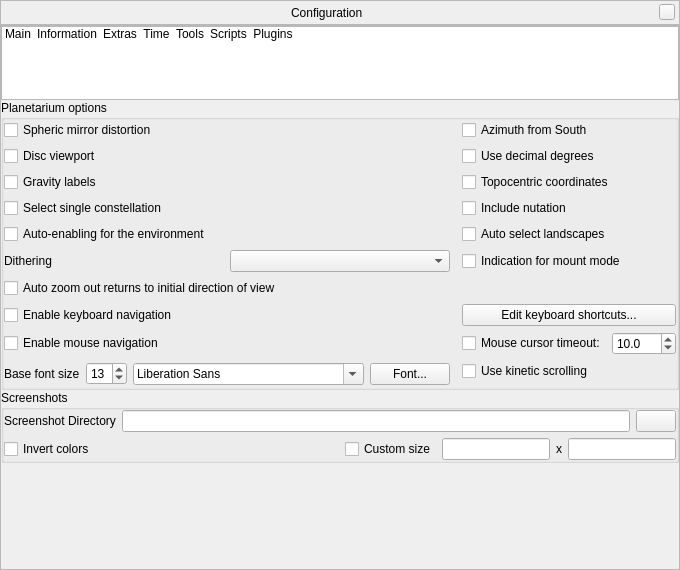
The window that src/gui/configurationDialog.ui (Stellarium/stellarium) describes before a commit, drawn with Qt 5.
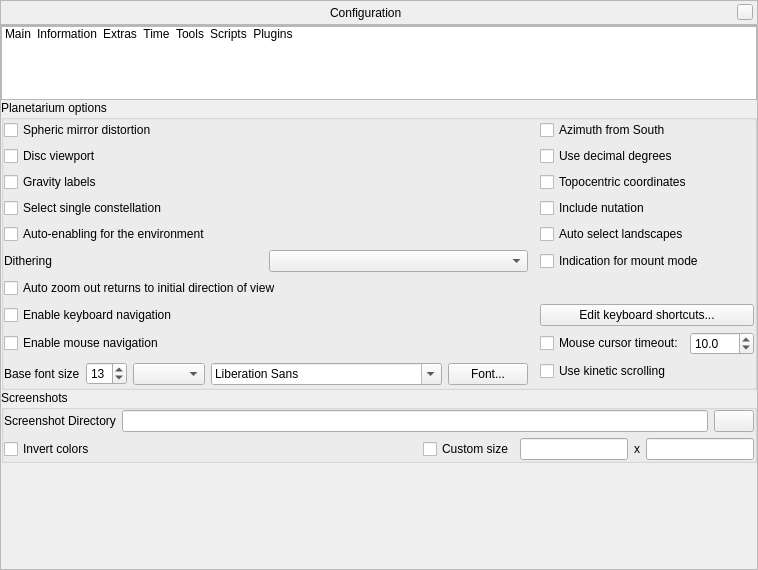
The same window after the commit. Icons and pictures are not drawn. Custom widgets are drawn as their Qt base class.

Commit message: GUI: Add another combobox to preselect fonts for particular writing systems

The edit to the form file:
```diff
--- a/src/gui/configurationDialog.ui
+++ b/src/gui/configurationDialog.ui
@@ -1993,6 +1993,9 @@
                  </property>
                 </widget>
                </item>
+               <item>
+                <widget class="QComboBox" name="fontWritingSystemComboBox"/>
+               </item>
                <item>
                 <widget class="QFontComboBox" name="fontComboBox"/>
                </item>
```
The commit also changes 2 other files.
